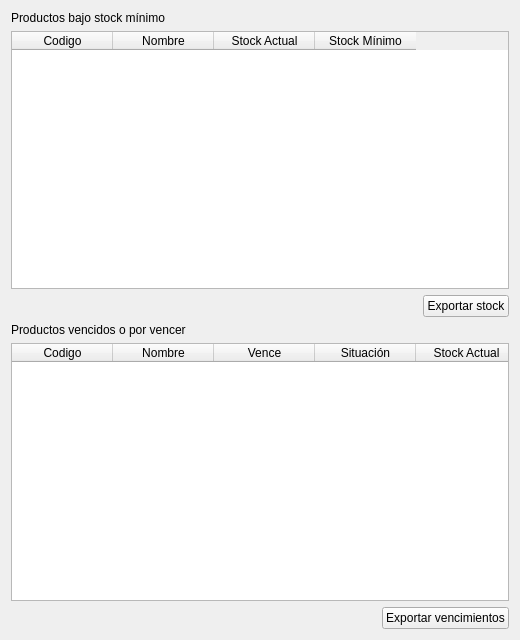
Above: ui/designer/alertas.ui from krppd/betterstock before the change. Below: the same form after it.
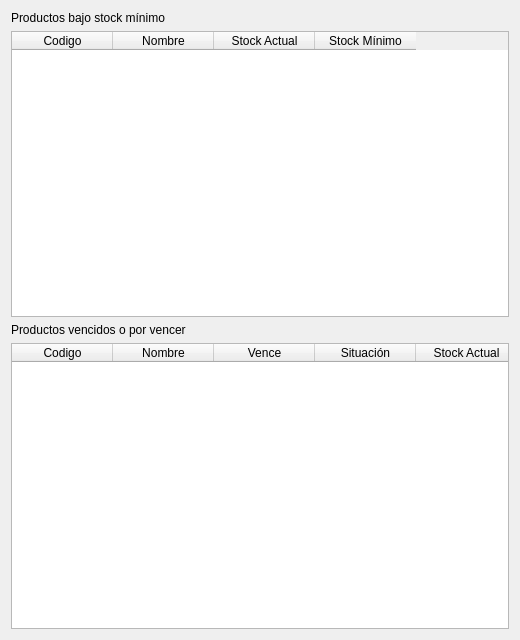
That is the form after the change.

```diff
--- a/ui/designer/alertas.ui
+++ b/ui/designer/alertas.ui
@@ -51,30 +51,6 @@
      </column>
     </widget>
    </item>
-   <item>
-    <layout class="QHBoxLayout" name="horizontalLayoutStock">
-     <item>
-      <spacer name="horizontalSpacerStock">
-       <property name="orientation">
-        <enum>Qt::Horizontal</enum>
-       </property>
-       <property name="sizeHint" stdset="0">
-        <size>
-         <width>679</width>
-         <height>20</height>
-        </size>
-       </property>
-      </spacer>
-     </item>
-     <item>
-      <widget class="QPushButton" name="btnExportar">
-       <property name="text">
-        <string>Exportar stock</string>
-       </property>
-      </widget>
-     </item>
-    </layout>
-   </item>
    <item>
     <widget class="QLabel" name="lblVencimientos">
      <property name="text">
@@ -117,30 +93,6 @@
      </column>
     </widget>
    </item>
-   <item>
-    <layout class="QHBoxLayout" name="horizontalLayoutVencimientos">
-     <item>
-      <spacer name="horizontalSpacerVencimientos">
-       <property name="orientation">
-        <enum>Qt::Horizontal</enum>
-       </property>
-       <property name="sizeHint" stdset="0">
-        <size>
-         <width>679</width>
-         <height>20</height>
-        </size>
-       </property>
-      </spacer>
-     </item>
-     <item>
-      <widget class="QPushButton" name="btnExportarVencimientos">
-       <property name="text">
-        <string>Exportar vencimientos</string>
-       </property>
-      </widget>
-     </item>
-    </layout>
-   </item>
   </layout>
  </widget>
  <resources/>
```
